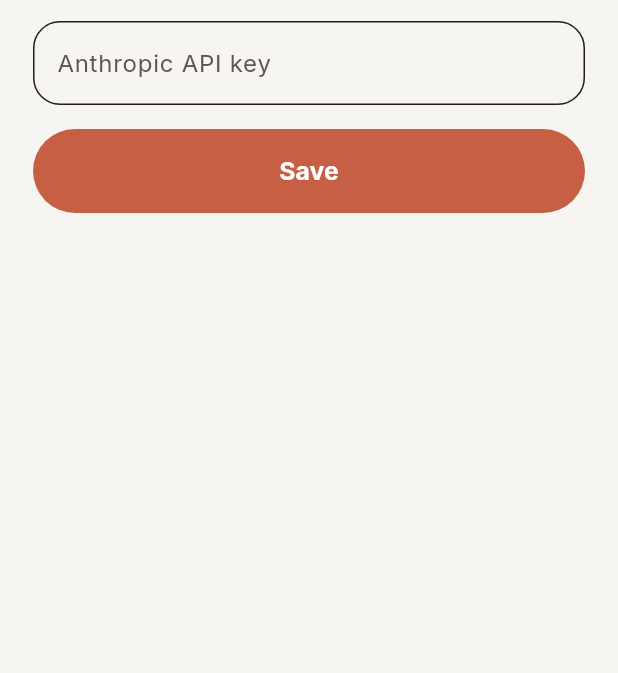
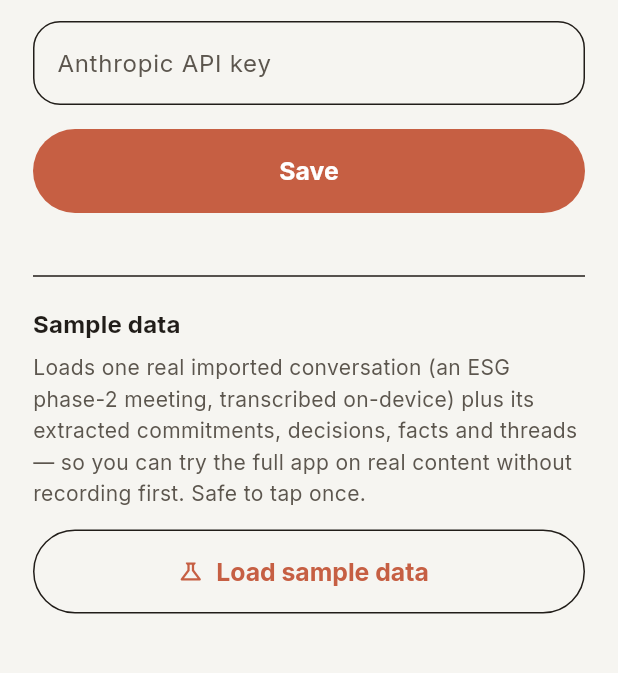
Before and after one commit to Sourav-Bhat/reacll, a Flutter app: the SettingsScreen screen opened directly, on a phone screen of 412 x 824 dp, the part 270-943 px from its top. Run offline on Flutter 3.47's test engine with Material 3 defaults, Android fonts, the phone set to English and light mode, and no system bars; our stand-ins replace file_picker, google_fonts; missing offline and left inert: cryptography, receive_sharing_intent, record, sherpa_onnx, sqlite3, whisper_ggml; statements that could not run were skipped.

Commit message:
feat: load real ESG sample dataset from Settings
- sample_data.dart: one imported conversation (whisper-base transcript of
  the ESG phase-2 meeting) + extracted commitments/decisions/facts/threads,
  idempotent via a sample_loaded flag
- settings_screen: 'Load sample data' action
- .gitignore: OS cruft, secrets, build output, model blobs

```diff
--- a/lib/screens/settings_screen.dart
+++ b/lib/screens/settings_screen.dart
@@ -2,6 +2,7 @@
 
 import '../main.dart';
 import '../services/extraction_service.dart';
+import '../services/sample_data.dart';
 
 class SettingsScreen extends StatefulWidget {
   const SettingsScreen({super.key});
@@ -12,12 +13,14 @@
 
 class _SettingsScreenState extends State<SettingsScreen> {
   late final TextEditingController _keyCtl;
+  bool _sampleLoaded = false;
 
   @override
   void initState() {
     super.initState();
     _keyCtl = TextEditingController(
         text: db.getSetting(ExtractionService.settingApiKey) ?? '');
+    _sampleLoaded = SampleData.isLoaded(db);
   }
 
   @override
@@ -71,6 +74,37 @@
             },
             child: const Text('Save'),
           ),
+          const SizedBox(height: 34),
+          const Divider(),
+          const SizedBox(height: 12),
+          Text('Sample data', style: t.textTheme.titleMedium
+              ?.copyWith(fontWeight: FontWeight.w700)),
+          const SizedBox(height: 6),
+          Text(
+            'Loads one real imported conversation (an ESG phase-2 meeting, '
+            'transcribed on-device) plus its extracted commitments, decisions, '
+            'facts and threads — so you can try the full app on real content '
+            'without recording first. Safe to tap once.',
+            style: t.textTheme.bodyMedium
+                ?.copyWith(color: t.colorScheme.onSurfaceVariant, height: 1.5),
+          ),
+          const SizedBox(height: 14),
+          OutlinedButton.icon(
+            onPressed: _sampleLoaded
+                ? null
+                : () {
+                    final added = SampleData.load(db);
+                    setState(() => _sampleLoaded = true);
+                    ScaffoldMessenger.of(context).showSnackBar(SnackBar(
+                        content: Text(added
+                            ? 'Sample conversation loaded — see Talks'
+                            : 'Sample data was already loaded')));
+                  },
+            icon: Icon(_sampleLoaded ? Icons.check : Icons.science_outlined),
+            label: Text(_sampleLoaded
+                ? 'Sample data loaded'
+                : 'Load sample data'),
+          ),
         ],
       ),
     );
--- /dev/null
+++ b/lib/services/sample_data.dart
@@ -0,0 +1,147 @@
+import '../db/database.dart';
+
+/// Sample dataset loader — real content, not synthetic.
+///
+/// Seeds one genuine imported conversation (an ESG phase-2 onboarding meeting,
+/// transcribed on-device with whisper base from a Google Recorder m4a) plus the
+/// structured facts a real extraction pass would produce. Lets you exercise the
+/// full pipeline — home list, detail + transcript, FTS search, people, person
+/// page + brief — on real data before wiring live capture.
+///
+/// Idempotent: guarded by the `sample_loaded` setting so tapping twice is safe.
+class SampleData {
+  static const _flag = 'sample_loaded';
+
+  static bool isLoaded(RecallDb db) => db.getSetting(_flag) == '1';
+
+  /// Returns true if it seeded, false if it was already present.
+  static bool load(RecallDb db) {
+    if (isLoaded(db)) return false;
+
+    // People. Sourav is the app owner ("you"); Andy ran the meeting.
+    // NB: whisper mis-transcribed "Sourav" as Surab/Zuraab throughout the
+    // audio — a real, load-bearing failure mode for a person-indexed app.
+    // We tag the correct person here; the transcript keeps the raw errors.
+    final andy = db.upsertPerson('Andy');
+    final sourav = db.upsertPerson('Sourav');
+
+    final when = DateTime(2026, 6, 25, 10, 30);
+    final convId = db.createConversation(
+      title: 'ESG Phase 2 — onboarding with Andy',
+      happenedAt: when,
+      durationSec: 880,
+    );
+
+    // Imported audio artifact (audio itself not bundled; transcript is canonical).
+    final artifactId =
+        db.addArtifact(convId, 'imported_audio', filePath: null, status: 'done');
+    db.addTranscript(artifactId, convId, _esgTranscript);
+
+    // Tags: participants + topic.
+    db.tagPerson(convId, andy);
+    db.tagPerson(convId, sourav);
+    db.tagTopic(convId, db.upsertTopic('ESG Phase 2'));
+
+    // ---- Facts a Phase-2 extraction would yield (FR-9) ----
+    // Commitments
+    db.addFact(conversationId: convId, kind: 'commitment', personId: andy,
+        personName: 'Andy', dueHint: 'next week', confidence: 0.9,
+        happenedAt: when,
+        text: 'Email Rob to arrange the north-south resources kickoff (SOW signed).');
+    db.addFact(conversationId: convId, kind: 'commitment', personId: andy,
+        personName: 'Andy', confidence: 0.85, happenedAt: when,
+        text: 'Check with Ben whether the phase-2 JIRA board / space is set up.');
+    db.addFact(conversationId: convId, kind: 'commitment', personId: andy,
+        personName: 'Andy', dueHint: 'next week', confidence: 0.9, happenedAt: when,
+        text: 'Share the data-points tracker and do a 1:1 to bring Sourav up to speed.');
+    db.addFact(conversationId: convId, kind: 'commitment', personId: andy,
+        personName: 'Andy', dueHint: 'today', confidence: 0.8, happenedAt: when,
+        text: 'Send the calendar invitations.');
+    db.addFact(conversationId: convId, kind: 'commitment', personId: sourav,
+        personName: 'Sourav', dueHint: 'next week', confidence: 0.9, happenedAt: when,
+        text: 'Book a 1-hour deep-dive session for detailed phase-2 context.');
+    db.addFact(conversationId: convId, kind: 'commitment', personId: sourav,
+        personName: 'Sourav', confidence: 0.85, happenedAt: when,
+        text: 'Request JIRA access to the phase-2 board.');
+
+    // Decisions
+    db.addFact(conversationId: convId, kind: 'decision', confidence: 0.85,
+        happenedAt: when,
+        text: 'Innovation model shifts: the digital team builds tools/platform '
+            '(Claude, Foundry) for business teams to self-serve, maturing into '
+            'fully-managed enterprise apps.');
+    db.addFact(conversationId: convId, kind: 'decision', personId: sourav,
+        personName: 'Sourav', confidence: 0.85, happenedAt: when,
+        text: 'FDEs to be used in ESG phase 2 in line with best practice — '
+            'Sourav owns this area.');
+    db.addFact(conversationId: convId, kind: 'decision', confidence: 0.8,
+        happenedAt: when,
+        text: 'Goal: replicate the north-south FDE effectiveness elsewhere '
+            'without the 440k/year cost.');
+
+    // Facts about people
+    db.addFact(conversationId: convId, kind: 'fact', personId: andy,
+        personName: 'Andy', confidence: 0.85, happenedAt: when,
+        text: 'Owns ESG emissions reporting; will not sign off on poor data '
+            'quality (blocked the PMI integration last year).');
+    db.addFact(conversationId: convId, kind: 'fact', personId: sourav,
+        personName: 'Sourav', confidence: 0.9, happenedAt: when,
+        text: 'Joined as innovation architect / FDE for ESG phase 2.');
+    db.addFact(conversationId: convId, kind: 'fact', personName: 'Tyrone',
+        confidence: 0.75, happenedAt: when,
+        text: 'Tyrone left; engineering now covers architecture + digital-lab innovation.');
+
+    // Open threads / risks
+    db.addFact(conversationId: convId, kind: 'thread', personName: 'Rachel',
+        confidence: 0.8, happenedAt: when,
+        text: 'No project manager on phase 2 — Rachel is the sole change-sign-off '
+            '(single approval bottleneck).');
+    db.addFact(conversationId: convId, kind: 'thread', confidence: 0.85,
+        happenedAt: when,
+        text: 'PwC and EY both audit the same GHG KPI with different processes — '
+            'Andy is pushing to consolidate to one audit.');
+    db.addFact(conversationId: convId, kind: 'thread', confidence: 0.8,
+        happenedAt: when,
+        text: 'Data-quality gate can slow phase 2 (last year PMI integration was '
+            'rejected on data quality).');
+    db.addFact(conversationId: convId, kind: 'thread', personId: sourav,
+        personName: 'Sourav', confidence: 0.85, happenedAt: when,
+        text: "Sourav's JIRA phase-2 access still pending.");
+
+    // Extraction already done (don't re-run against the Claude API).
+    db.queueExtraction(convId);
+    db.setExtractionStatus(convId, 'done');
+
+    // A clarification that surfaces the real name-mismatch problem (FR-11).
+    db.addClarification(convId,
+        "The transcript says 'Surab' / 'Zuraab' — is this Sourav?",
+        reason: 'Whisper mis-transcribed the name on far-field audio; '
+            'confirm to link these facts to the right person.');
+
+    db.setSetting(_flag, '1');
+    return true;
+  }
+
+  /// Real whisper `base` transcript of the ESG onboarding meeting
+  /// (Google Recorder, 2026-06-25). Kept verbatim, including its errors, so the
+  /// sample reflects true on-device transcription quality.
+  static const String _esgTranscript = r'''
+Add some context here. So, Sourav joined as the innovation architect for digital lab. As you know, we've had some changes within the team. Tyrone has left, and hence engineering is looking after overall architecture, but also the digital lab innovation piece. And we've kind of changed some of our approach to innovation. I actually can show you a slide, because we're going to do a slide on it today. Previously, the team was helping do the innovation. When you've got an idea or an issue, come to us, and then we'll work with you, and we'll do it. But now, I think the overall approach is we're going to create the tools and the platform for you to do the innovation. So you can use Claude, or Foundry, or whatever, to kind of put together your solution. And there's also a way for us to kind of mature these capabilities. Originally, people are probably going to be doing the innovation themselves individually on probably individual use cases. And then when it makes sense for us to have these capabilities shared, to the wider team or teams, then we need to manage it in a more standard way, like more guardrails, yada, yada. And at the end, we're going to be putting together enterprise-grade applications and capabilities that everybody would use, but it's going to be fully managed. And it's going to be like a collaboration between the digital team that manages the overall structure and platform, and the different business teams that will contribute to it.
+
+I think as a part of that, there's still going to be a lot of stuff that we need experts or people with the type of skill set that we need to solve. There's going to be problems that are maybe AI, machine learning related, that you really need somebody from that field to kind of understand — data scientists, possibly deep integration with certain complex systems like SAP, that type of stuff, where it makes sense to actually bring on board people that can actually do deep work. I think then this is where Sourav's area is right now. So basically, if we need somebody to come in, maybe a more bespoke piece of work, to take a look at that, to figure out what it means, to do all the data work, the AI/machine learning, the developed algorithms, that type of stuff. And we just call it FDEs, basically. And I think the way that we're kind of moving in ESG on how we're using FDEs in phase two is more in line with how FDEs should be used and how we want to manage that later on. So Sourav's area is this area. So that's why I want to kind of get us three together to kind of discuss the ESG phase two, what the plan is right now, how Sourav can help just make sure everything goes smoothly because we know there's no project manager now. It's all Rachel, right?
+
+And also, we want to learn a bit more about what makes the north-south FDEs so effective so that we can replicate that in other areas without the 440k a year. So that's the context. Where we are right now, the SOW is done. It's signed. So the north-south resources, we're going to send Rob an email to say let's arrange for the kickoff or whatever next week because everything's green. So I've already started sending some documentation over — this is the output that we work towards every single year. These are the different data sources which feed into the output. So they know the kind of standard of what we need to deliver at the end.
+
+Can we loop Sourav in? Absolutely. I think maybe at the beginning there's a bit more here because phase two, there's a lot of stuff that's already done in phase one. I think it'll take some time to just go through all of that and get our heads around it. And I can share anything and do a quick one-on-one if useful. That will really help just to bring me up to speed. I know I was looking at the SOW and what was in phase one but that's on a very high level. It's better to have a more detailed view of what we are trying to do in phase two and phase three. I've done a bit of a tracker as well which identifies all the different data points and what's needed for those data points to come across, the blockers. So hopefully that document also will help, and maybe if I put in some time with you next week we can go through the different line items.
+
+Is there any Teams channel where you keep all these documents or projects? We've got a Teams chat which we've been using informally for phase one, and then there's Jira and Confluence which they've used to set the project up. Ben set it up because I don't have admin access — I asked him if he can add another space in Jira, for phase two basically, another board, so then I can start adding all the different action items that we need to address. So I'll check with Ben if that is done. I have access to Jira, I just need it added to that page.
+
+The broad idea is that all of the different data points that we use for emissions reporting — for our lenders, for IIF and for our sustainability loan KPIs — instead of being manually taken from one place into another and then the emissions calculated from that using different factors, we're trying to build that into one place with the calculations in the back end so that it can spit out the emissions at an asset level rather than us having to go in and do that. And that will give us visibility of performance in real time, so where we are underperforming and likely to miss a KPI we can actually visualize it and then mitigate against it. For example, where we are consuming non-renewable energy that gives us higher emissions in those different markets, to combat that we can buy renewable energy certificates from another market and that will then zero out — so it's an accounting exercise in terms of our emissions. Just to have near real-time visibility of what that data looks like and how we can mitigate the risks.
+
+Do you have any other external parties who are helping us to evaluate? We are audited by both PwC and EY on our emissions. PwC on two safety metrics — energy and GHG — and then EY on DEI, traceability, GHG. The really annoying thing is that both EY and PwC both audit the GHG KPI, which is our emissions KPI, but because they're different auditing firms they both have different processes for how they audit it, so it's essentially us going through two separate audits with the same information. Largely each year they come up with the same finding, which we're trying to push back on — this is a significant amount of time the team are having to spend. If both auditors are coming up with the same number, does that not tell you that we only need to audit once and the other can rely on that same report? It's not uncommon in the industry, but we're pushing back on that a bit at the moment.
+
+What that does mean is that the data itself is interrogated thoroughly, which is why with the work that we're doing every control, every bit of process has to be documented, which means the data itself is usually very high quality compared to a lot of other things we're seeing in other systems. So whilst it does cause a lot more work, the output is a lot higher quality. One thing that slowed us down last year was that PMI really wanted to say we've integrated that, but then when we started drilling into it I wasn't happy with the data quality, so I wasn't happy to sign off on stuff, which meant we had to go back and do more validation rounds. That can cause some slowdowns but ultimately it's the right thing to do.
+
+It will be really helpful for me to also understand what's the health check of the project now and if there are any risks or concerns that you see that can come in phase two, so I can be aware of it, and while we are working on those FDEs we are setting the expectations right and looking at the right set of deliveries. Let's chat on that in our next 1:1 — I'll find some time next week, probably one hour because I'll need more detail. Next week I'll be in Madrid, but if you find a time that works I can probably accommodate, and I'll go through the tracker with you which has the extra level of detail. I've sent the invitations now. And if there are any ongoing meetings, do include me on those calls. For Jira access we can talk to Willem or Ben or Maxime — I actually have access. Most of the time I ask Ina and she gives me access, and we'll talk to Carlos because we have that Jira admin. Cool, we'll sort it out. Thanks for the call.
+''';
+}
```
Also changed, not shown: 1 other file.
